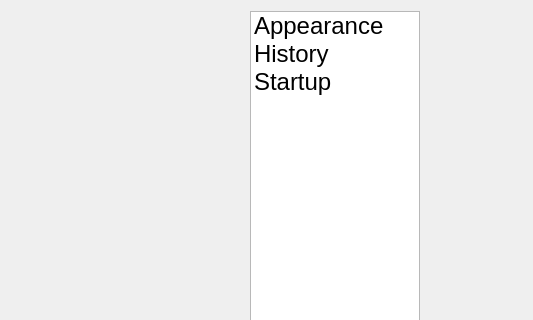
First picture: the form in smushclient-qt/cpp/ui/settings/settings.ui, repository jnbooth/smushclient, before the edit; both pictures show x 0 to 533 and y 0 to 320 of the 670 by 640 pixel window.
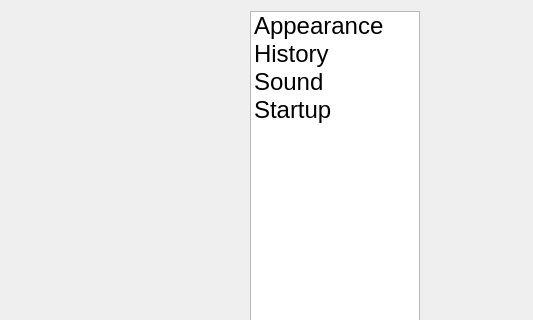
Second picture: the form after the edit. Icons and pictures are not drawn.

Commit message: bell sound

Patch:
```diff
--- a/smushclient-qt/cpp/ui/settings/settings.ui
+++ b/smushclient-qt/cpp/ui/settings/settings.ui
@@ -83,6 +83,15 @@
           <normaloff>:/icons/settings/history.svg</normaloff>:/icons/settings/history.svg</iconset>
         </property>
        </item>
+       <item>
+        <property name="text">
+         <string>Sound</string>
+        </property>
+        <property name="icon">
+         <iconset resource="../../../resources/resources.qrc">
+          <normaloff>:/icons/settings/sound.svg</normaloff>:/icons/settings/sound.svg</iconset>
+        </property>
+       </item>
        <item>
         <property name="text">
          <string>Startup</string>
```
The commit also changes 15 other files.
